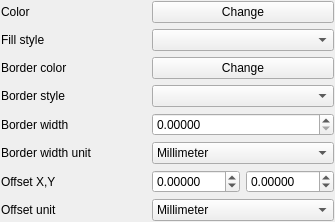
Qt form src/ui/symbollayer/widget_simplefill.ui (carsmie/QGIS) before a commit.
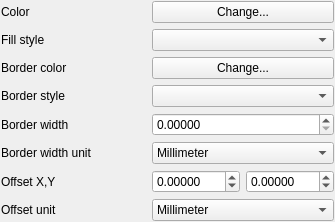
The same form after that commit. Custom widgets are drawn as their Qt base class.

The edit to the form file:
```diff
--- a/src/ui/symbollayer/widget_simplefill.ui
+++ b/src/ui/symbollayer/widget_simplefill.ui
@@ -22,7 +22,7 @@
      <item row="0" column="1">
       <widget class="QgsColorButtonV2" name="btnChangeColor">
        <property name="text">
-        <string>Change</string>
+        <string>Change...</string>
        </property>
       </widget>
      </item>
@@ -43,7 +43,7 @@
      <item row="2" column="1">
       <widget class="QgsColorButtonV2" name="btnChangeBorderColor">
        <property name="text">
-        <string>Change</string>
+        <string>Change...</string>
        </property>
       </widget>
      </item>
```
Left out of the diff: 6 changed lines with no effect on the pictures.
